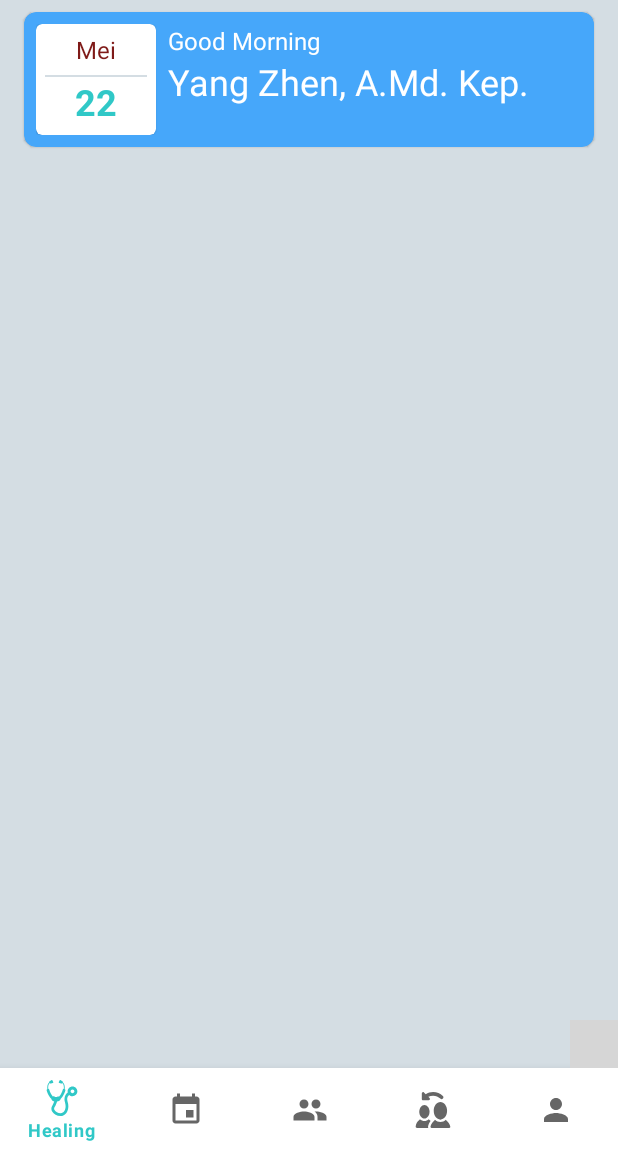
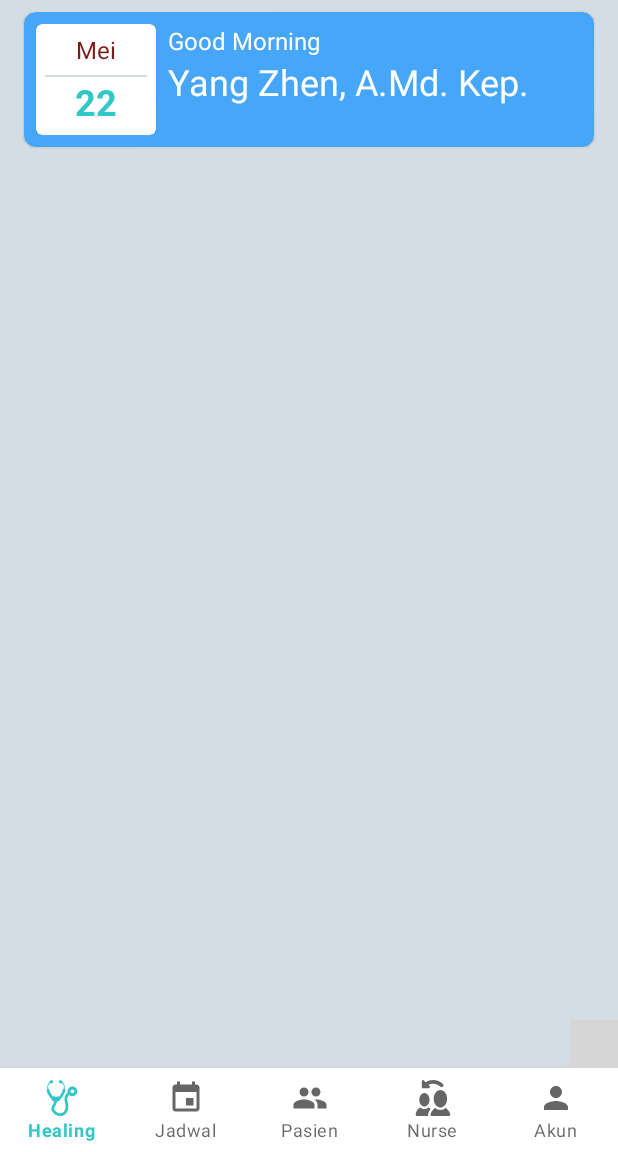
Before and after one commit to chandrabezzo/nurse-assistant, an Android app: the MainActivity screen opened directly, with no data from a screen before it, on a phone screen of 412 x 824 dp, the part 84-1236 px from its top. Run offline under Robolectric (Android 15) with nearby library versions, the phone set to English and light mode, and no system bars; libraries missing offline, so code that uses them is left out: com.getbase.floatingactionbutton; plain views replace FloatingActionsMenu; Roboto replaces fonts that are not available here; 25 statements that could not run were skipped; grey boxes are pictures that could not be loaded.

Commit message:
Disable shifting text bottom navigation

```diff
--- a/app/src/main/res/layout/activity_main.xml
+++ b/app/src/main/res/layout/activity_main.xml
@@ -29,6 +29,7 @@
         android:id="@+id/bnv_main"
         android:layout_width="match_parent"
         android:layout_height="wrap_content"
+        app:labelVisibilityMode="labeled"
         app:menu="@menu/main_navigation"
         android:layout_alignParentBottom="true"/>
 </RelativeLayout>
--- a/app/src/main/res/menu/main_navigation.xml
+++ b/app/src/main/res/menu/main_navigation.xml
@@ -6,34 +6,29 @@
         android:id="@+id/nav_healing"
         android:title="@string/healing"
         android:icon="@drawable/ic_stethoscope_black"
-        app:labelVisibilityMode="labeled"
         app:showAsAction="ifRoom"/>
 
     <item
         android:id="@+id/nav_jadwal"
         android:title="@string/jadwal"
         android:icon="@drawable/ic_event_white"
-        app:labelVisibilityMode="labeled"
         app:showAsAction="ifRoom"/>
 
     <item
         android:id="@+id/nav_patient"
         android:title="@string/pasien"
-        app:labelVisibilityMode="labeled"
         android:icon="@drawable/ic_people_white"
         app:showAsAction="ifRoom"/>
 
     <item
         android:id="@+id/nav_nurse"
         android:title="@string/nurse"
-        app:labelVisibilityMode="labeled"
         android:icon="@drawable/ic_switch_user"
         app:showAsAction="ifRoom"/>
 
     <item
         android:id="@+id/nav_akun"
         android:title="@string/akun"
-        app:labelVisibilityMode="labeled"
         android:icon="@drawable/ic_person_white"
         app:showAsAction="ifRoom"/>
 </menu>
```
Also changed, not shown: app/src/main/java/com/widyatama/nurseassistant/util/ViewUtils.kt (added, +28 -0 lines).
